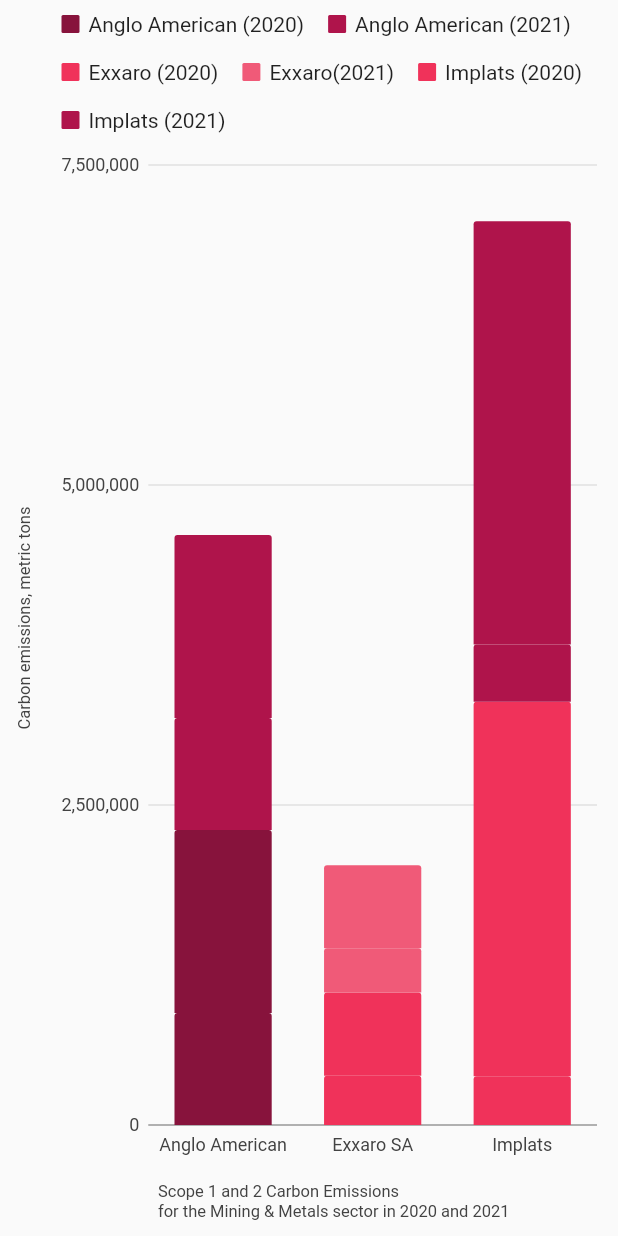
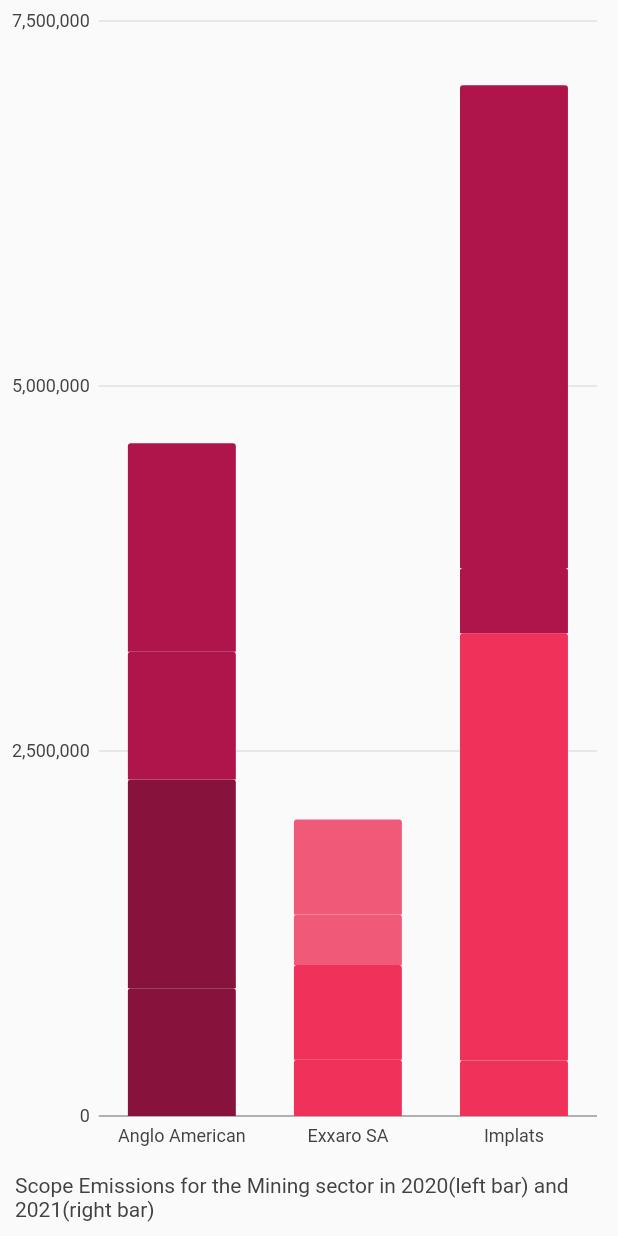
Before and after one commit to Nsuku0/FrontEnd, a Flutter app: the MiningChart widget shown alone on an empty page, opened directly, on a phone screen of 412 x 824 dp. Run offline on Flutter 3.47's test engine with Material 2 defaults, Android fonts, the light colour scheme and no system bars; our stand-ins replace charts_flutter, pie_chart, syncfusion_flutter_charts; missing offline and left inert: pretty_gauge.

Commit message:
Shortened chart Titles

```diff
--- a/lib/bar_charts/charts/mining_chart.dart
+++ b/lib/bar_charts/charts/mining_chart.dart
@@ -23,19 +23,13 @@
       defaultRenderer: charts.BarRendererConfig(
           cornerStrategy: const charts.ConstCornerStrategy(2)),
 
-      behaviors: [
-        new charts.SeriesLegend(),
-        new charts.ChartTitle(
-            'Scope 1 and 2 Carbon Emissions\nfor the Mining & Metals sector in 2020 and 2021',
+     behaviors: [
+        charts.ChartTitle(
+            'Scope Emissions for the Mining sector in 2020(left bar) and 2021(right bar)',
             behaviorPosition: charts.BehaviorPosition.bottom,
-            titleStyleSpec: charts.TextStyleSpec(fontSize: 11),
+            titleStyleSpec:   const charts.TextStyleSpec(fontSize: 14,),
             titleOutsideJustification:
-                charts.OutsideJustification.middleDrawArea),
-        new charts.ChartTitle('Carbon emissions, metric tons',
-            behaviorPosition: charts.BehaviorPosition.start,
-            titleStyleSpec: charts.TextStyleSpec(fontSize: 11),
-            titleOutsideJustification:
-                charts.OutsideJustification.middleDrawArea)
+            charts.OutsideJustification.middleDrawArea),
       ],
     );
   }
```
